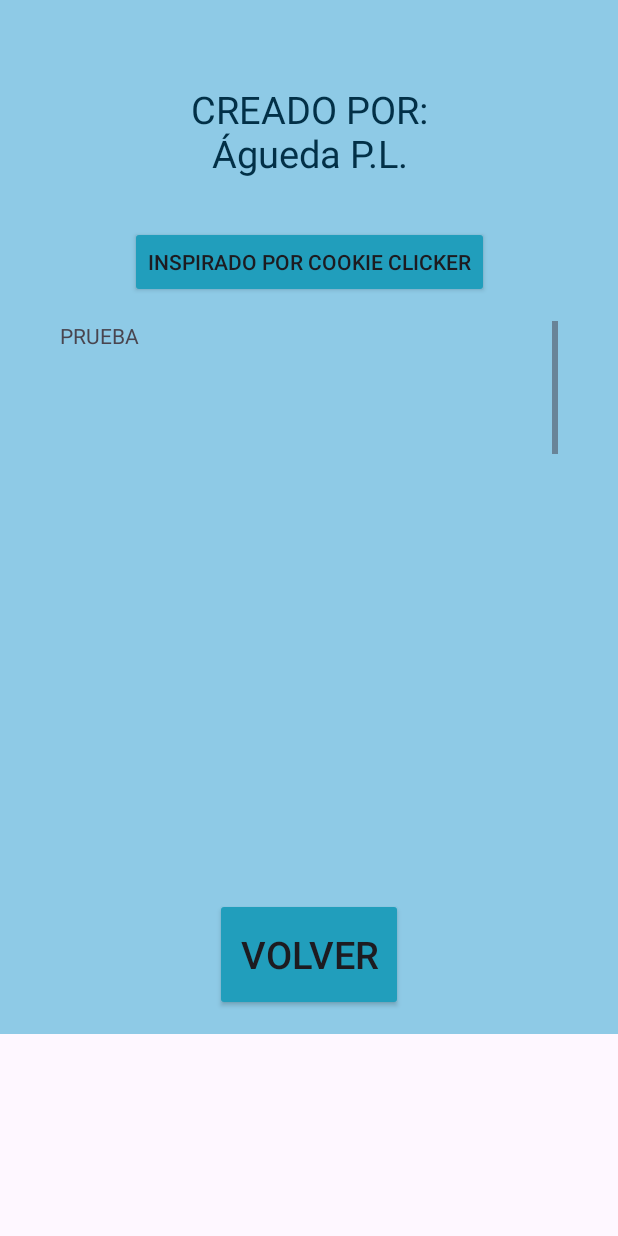
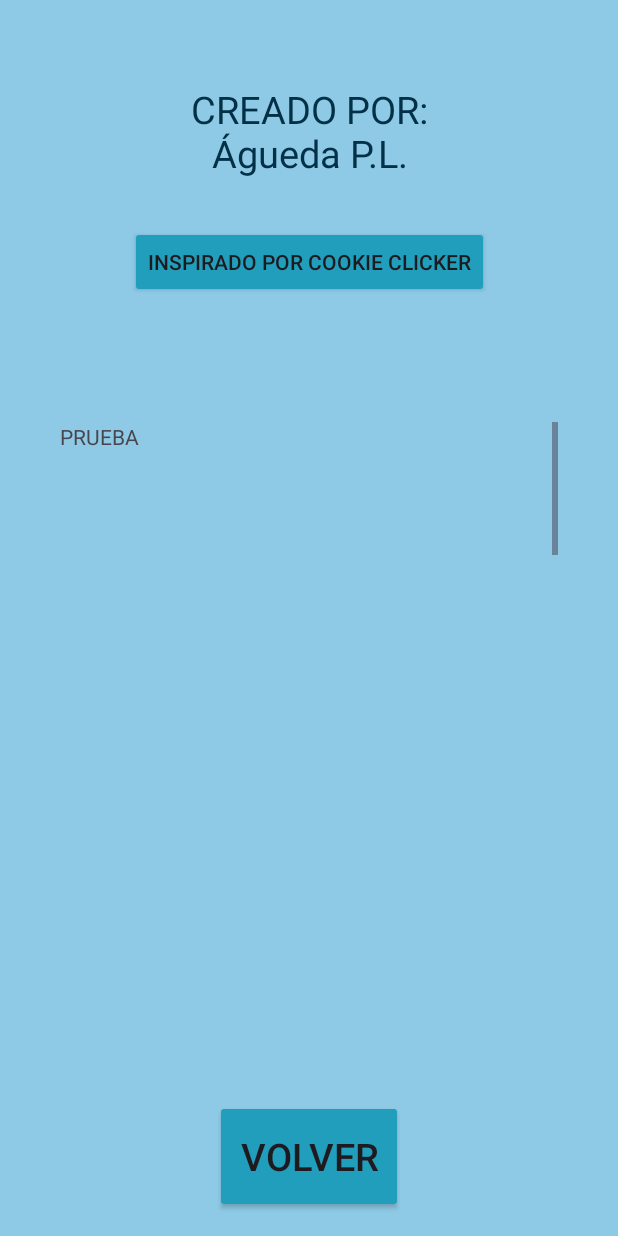
Before and after one commit to aguedapl55/PMDM_Contador, an Android app: the PantallaInfo screen opened directly, with no data from a screen before it, on a phone screen of 412 x 824 dp. Run offline under Robolectric (Android 15) with nearby library versions, the phone set to English and light mode, and no system bars.

Commit message:
preCambio ListView-RecyclerView

```diff
--- a/app/src/main/java/fp/dam/pmdm/contador/zzInstrAdapter.java
+++ b/app/src/main/java/fp/dam/pmdm/contador/zzInstrAdapter.java
@@ -24,8 +24,8 @@ public class zzInstrAdapter extends ArrayAdapter<zzInstrucciones> {
         zzInstrucciones instr = getItem(position);
         if (convertView == null)
             convertView = LayoutInflater.from(this.getContext()).inflate(R.layout.zz_fila_listview, parent, false);
-        ((TextView) convertView.findViewById(R.id.pcItemInstrucciones)).setText(instr.getPalabras());
-        ((ImageView) convertView.findViewById(R.id.pcItemFoto)).setImageResource(instr.getImagen());
+        ((TextView) convertView.findViewById(R.id.ItemTexto)).setText(instr.getPalabras());
+        ((ImageView) convertView.findViewById(R.id.ItemFoto)).setImageResource(instr.getImagen());
         return convertView;
     }
 }
--- a/app/src/main/java/fp/dam/pmdm/contador/zzUserAdapter.java
+++ b/app/src/main/java/fp/dam/pmdm/contador/zzUserAdapter.java
@@ -21,7 +21,7 @@ public class zzUserAdapter extends RecyclerView.Adapter<zzUserAdapter.ViewHolder
     @NonNull
     @Override
     public ViewHolder onCreateViewHolder(@NonNull ViewGroup parent, int viewType) {
-        View v = LayoutInflater.from(parent.getContext()).inflate(R.layout.zz_fila, parent, false);
+        View v = LayoutInflater.from(parent.getContext()).inflate(R.layout.zz_fila_recyclerview, parent, false);
         return new ViewHolder(v);
     }
 
@@ -40,7 +40,7 @@ public class zzUserAdapter extends RecyclerView.Adapter<zzUserAdapter.ViewHolder
 
         public ViewHolder(View v) {
             super (v);
-            nombre = (TextView) v.findViewById(R.id.filaNombre);
+            nombre = (TextView) v.findViewById(R.id.filaTexto);
         }
     }
 }
--- a/app/src/main/res/layout/activity_pantalla_info.xml
+++ b/app/src/main/res/layout/activity_pantalla_info.xml
@@ -2,8 +2,8 @@
 <androidx.constraintlayout.widget.ConstraintLayout xmlns:android="http://schemas.android.com/apk/res/android"
     xmlns:app="http://schemas.android.com/apk/res-auto"
     xmlns:tools="http://schemas.android.com/tools"
-    android:layout_width="wrap_content"
-    android:layout_height="wrap_content"
+    android:layout_width="match_parent"
+    android:layout_height="match_parent"
     tools:context=".PantallaInfo"
     android:background="@color/bgTienda">
 
--- a/app/src/main/res/layout/zz_fila_listview.xml
+++ b/app/src/main/res/layout/zz_fila_listview.xml
@@ -7,13 +7,13 @@
     android:orientation="vertical">
 
     <TextView
-        android:id="@+id/pcItemInstrucciones"
+        android:id="@+id/ItemTexto"
         android:layout_width="wrap_content"
         android:layout_height="wrap_content"
         />
 
     <ImageView
-        android:id="@+id/pcItemFoto"
+        android:id="@+id/ItemFoto"
         android:layout_width="wrap_content"
         android:layout_height="wrap_content"
         />
--- a/app/src/main/res/layout/zz_fila.xml
+++ b/app/src/main/res/layout/zz_fila_recyclerview.xml
@@ -7,7 +7,7 @@
     android:layout_height="wrap_content">
 
     <TextView
-        android:id="@+id/filaNombre"
+        android:id="@+id/filaTexto"
         android:layout_width="match_parent"
         android:layout_height="wrap_content"
         android:textSize="25dp" />
```
Also changed, not shown: app/src/main/res/layout/activity_pantalla_opciones.xml (+1 -16 lines).
